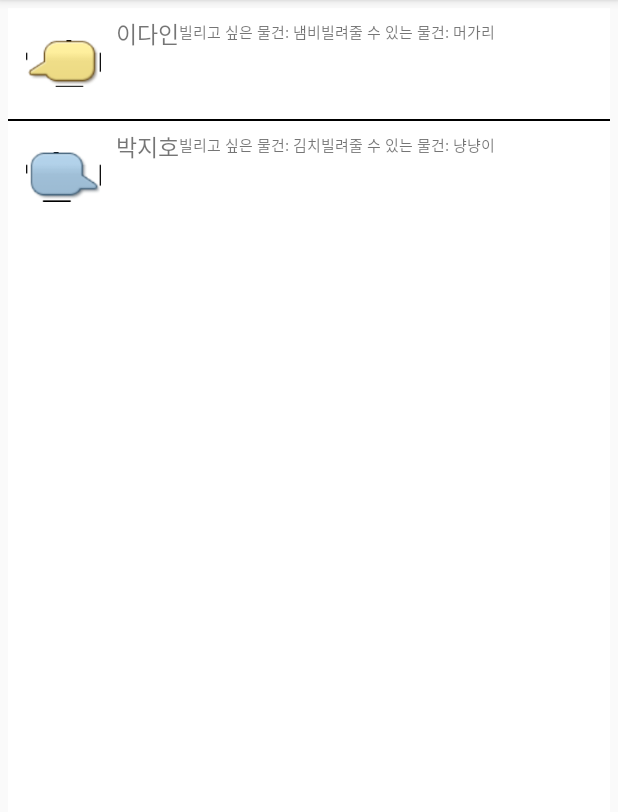
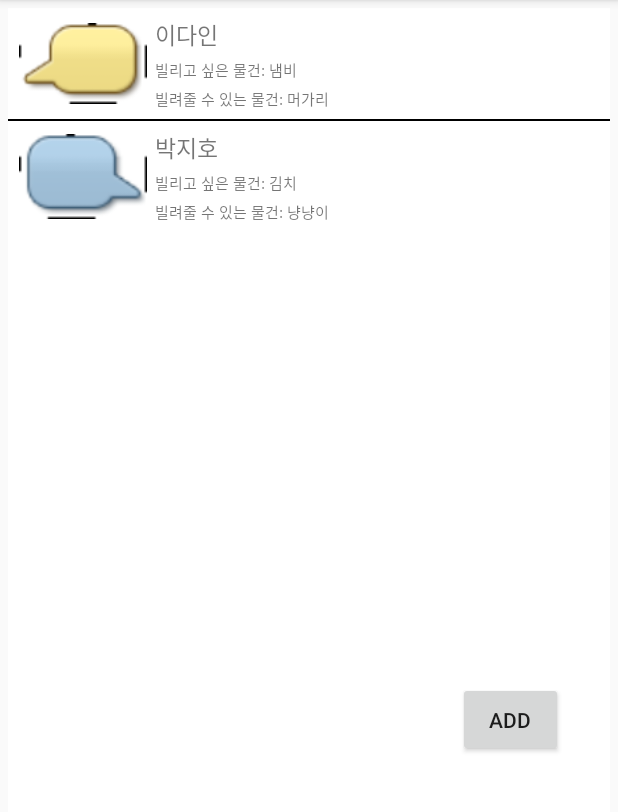
Before and after one commit to 2018SeoulMobilePlatform/EnDorphine, an Android app: the screen it shows after launch (MainActivity), on a phone screen of 412 x 824 dp, the part 84-896 px from its top. Run offline under Robolectric (Android 15) with nearby library versions, the phone set to English and light mode, and no system bars.

Commit message:
feat: 게시글 추가할 버튼 Fragment 내에서 구현

```diff
--- a/app/src/main/java/endorphine/icampyou/ChattingList_Fragment.java
+++ b/app/src/main/java/endorphine/icampyou/ChattingList_Fragment.java
@@ -6,12 +6,15 @@ import android.os.Bundle;
 import android.support.annotation.Nullable;
 import android.support.v4.app.Fragment;
 import android.text.Layout;
+import android.util.Log;
 import android.view.LayoutInflater;
 import android.view.View;
 import android.view.ViewGroup;
 import android.widget.ArrayAdapter;
+import android.widget.Button;
 import android.widget.ListView;
 import android.widget.TextView;
+import android.widget.Toast;
 
 import java.util.ArrayList;
 import java.util.List;
@@ -26,7 +29,6 @@ public class ChattingList_Fragment extends Fragment {
     List<Chat_Item> chatItems;
     ListView chat_listview;
 
-
     @Override
     public void onCreate(Bundle savedInstanceState){
         super.onCreate(savedInstanceState);
@@ -36,6 +38,16 @@ public class ChattingList_Fragment extends Fragment {
     @Override
     public View onCreateView(LayoutInflater inflater, ViewGroup container, Bundle savedInstanceState){
         View view = inflater.inflate(R.layout.fragment_chattinglist,null);
+
+        Button add_chatlist_btn = (Button) view.findViewById(R.id.make_chatlist_button);
+        add_chatlist_btn.setOnClickListener(new View.OnClickListener()
+        {
+            @Override
+            public void onClick(View v)
+            {
+                Toast.makeText(getActivity(),"냥냥",Toast.LENGTH_LONG).show();
+            }
+        });
 
         chatItems = new ArrayList<Chat_Item>();
 
@@ -54,16 +66,11 @@ public class ChattingList_Fragment extends Fragment {
         ChatList_Adapter chatList_adapter = new ChatList_Adapter(getActivity(),chatItems);
         chat_listview.setAdapter(chatList_adapter);
 
-//        String[] chat_items = {"이다인","박지호","허진규","전세영","최재성","임석호","주영준","김예진"};
-//
-//        ListView listView = (ListView) view.findViewById(R.id.chat_listview);
-//
-//        ArrayAdapter<String> listViewAdapter = new ArrayAdapter<String>(getActivity(),android.R.layout.simple_list_item_1,chat_items);
-//
-//        listView.setAdapter(listViewAdapter);
-
         return view;
     }
 
 
+
+
+
 }
--- a/app/src/main/java/endorphine/icampyou/MainActivity.java
+++ b/app/src/main/java/endorphine/icampyou/MainActivity.java
@@ -4,6 +4,8 @@ import android.support.v4.app.FragmentManager;
 import android.support.v4.app.FragmentTransaction;
 import android.support.v7.app.AppCompatActivity;
 import android.os.Bundle;
+import android.view.View;
+import android.widget.Toast;
 
 public class MainActivity extends AppCompatActivity {
 
@@ -15,4 +17,5 @@ public class MainActivity extends AppCompatActivity {
         FragmentManager fragmentManager = getSupportFragmentManager();
         FragmentTransaction fragmentTransaction = fragmentManager.beginTransaction();
     }
+
 }
--- a/app/src/main/res/layout/chatlist_item.xml
+++ b/app/src/main/res/layout/chatlist_item.xml
@@ -8,37 +8,43 @@
 
     <ImageView
         android:id="@+id/need_pic"
-        android:layout_width="70dp"
+        android:layout_width="50dp"
         android:layout_height="70dp"
-        android:contentDescription ="desc"
-        android:paddingLeft="10dp"
-        android:paddingRight="10dp"/>
+        android:paddingLeft="5dp"
+        android:paddingRight="5dp"
+        android:layout_weight="1"/>
+
+    <LinearLayout
+        android:orientation="vertical"
+        android:layout_width="wrap_content"
+        android:layout_height="match_parent"
+        android:layout_weight="4">
 
         <TextView
             android:id="@+id/user_id"
-        android:layout_width="wrap_content"
+            android:layout_width="match_parent"
             android:layout_height="wrap_content"
-        android:layout_marginTop="3dp"
-        android:layout_toRightOf="@+id/need_pic"
-        android:paddingBottom="3dp"
             android:text="text"
-        android:textSize="15sp"/>
+            android:textSize="15sp"
+            android:gravity="center_vertical"
+            android:layout_weight = "2"/>
 
         <TextView
             android:id="@+id/need_thing"
-        android:layout_width="wrap_content"
+            android:layout_width="match_parent"
             android:layout_height="wrap_content"
-        android:layout_below="@+id/user_id"
             android:text="text"
-        android:textSize="10sp"/>
+            android:textSize="10sp"
+            android:layout_weight = "1"/>
 
         <TextView
             android:id="@+id/lettable_thing"
-        android:layout_width="wrap_content"
+            android:layout_width="match_parent"
             android:layout_height="wrap_content"
-        android:layout_below="@+id/need_thing"
             android:text="text"
-        android:textSize="10sp"/>
+            android:textSize="10sp"
+            android:layout_weight = "1"/>
+    </LinearLayout>
 
 
 
--- a/app/src/main/res/layout/fragment_chattinglist.xml
+++ b/app/src/main/res/layout/fragment_chattinglist.xml
@@ -20,4 +20,13 @@
             android:transcriptMode="alwaysScroll"/>
     </FrameLayout>
 
+    <Button
+        android:id="@+id/make_chatlist_button"
+        android:layout_width="70dp"
+        android:layout_height="50dp"
+        android:text="add"
+        android:layout_marginLeft="300dp"
+        android:layout_marginTop="300dp"
+      />
+
 </LinearLayout>
```
Lines whose indentation alone changed are shown as unchanged.
